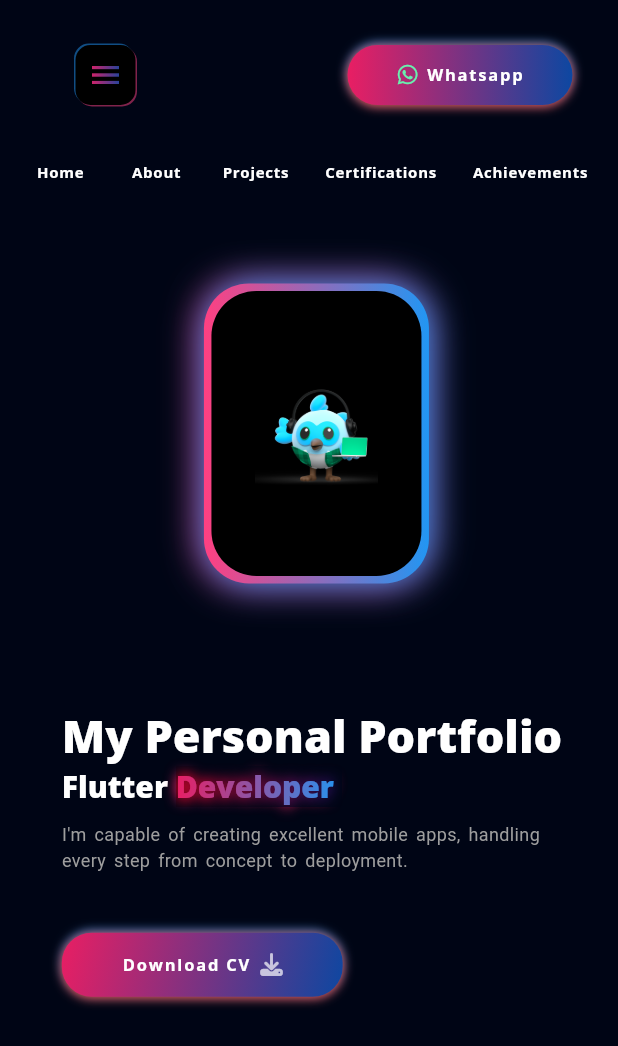
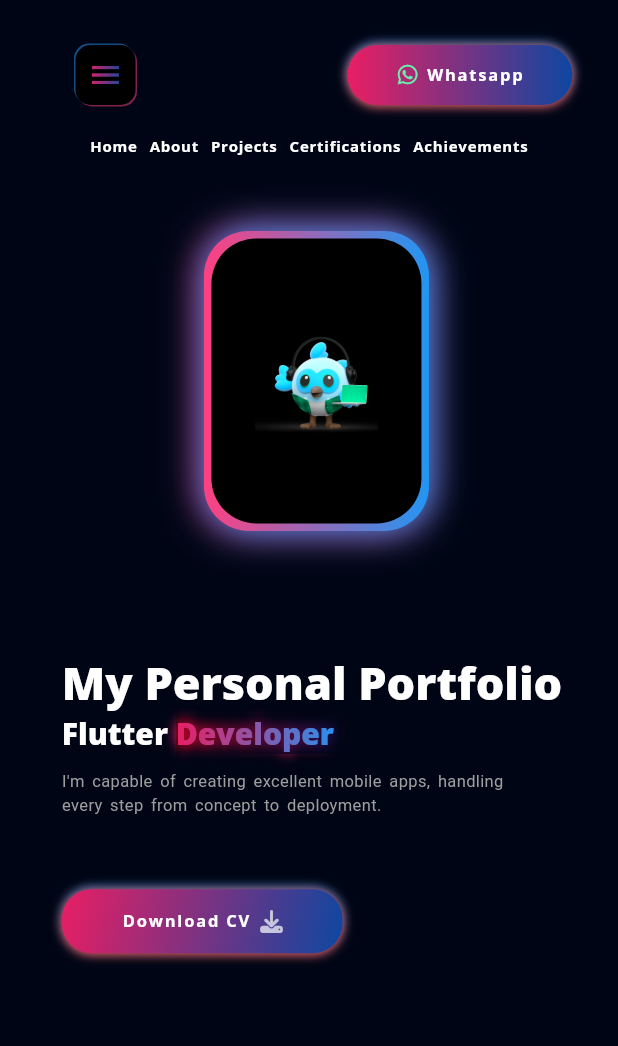
Before and after one commit to Brijesh-gangwar/portfolio, a Flutter app: the screen it shows after launch, on a phone screen of 412 x 824 dp. Shown: the top 1046 px of the screen. Run offline on Flutter 3.47's test engine with Material 3 defaults, Android fonts, the light colour scheme and no system bars; our stand-ins replace flutter_svg, font_awesome_flutter, get, google_fonts, photo_view.

Commit message:
navbar fix

```diff
--- a/lib/view/intro/components/intro_body.dart
+++ b/lib/view/intro/components/intro_body.dart
@@ -54,13 +54,16 @@ class IntroBody extends StatelessWidget {
               const Responsive(
                 desktop: AnimatedDescriptionText(start: 14, end: 15),
                 largeMobile: AnimatedDescriptionText(start: 14, end: 12),
-                mobile: AnimatedDescriptionText(start: 14, end: 12),
+                mobile: AnimatedDescriptionText(start: 14, end: 11),
                 tablet: AnimatedDescriptionText(start: 17, end: 14),
               ),
               const SizedBox(
                 height: defaultPadding * 2,
               ),
-              const DownloadButton(),
+              Padding(
+                padding: const EdgeInsets.only(top: 8 , bottom: defaultPadding),
+                child: const DownloadButton(),
+              ),
             ],
           ),
         ),
--- a/lib/view/main/components/navigation_button.dart
+++ b/lib/view/main/components/navigation_button.dart
@@ -44,8 +44,9 @@ class NavigationTextButton extends StatelessWidget {
   Widget build(BuildContext context) {
     final defaultStyle = Theme.of(context).textTheme.labelMedium;
 
-    return TextButton(
-      onPressed: onTap,
+    return InkWell(
+              onTap: onTap,
+
         child: Text(
           text,
           style: defaultStyle?.copyWith(
@@ -59,6 +60,7 @@ class NavigationTextButton extends StatelessWidget {
                 color: color ?? Colors.white,
               ),
         ),
+
     );
   }
 }
--- a/lib/view/main/components/navigation_button_list.dart
+++ b/lib/view/main/components/navigation_button_list.dart
@@ -86,10 +86,11 @@ class NavigationButtonList extends StatelessWidget {
   Widget build(BuildContext context) {
     final screenWidth = MediaQuery.of(context).size.width;
 
-    // Smaller font size for narrow screens
     final double navFontSize = screenWidth < 500 ? 10 : 14;
+    final double horizontalSpacing = screenWidth < 500 ? 8 : 16;
 
     final navButtons = Row(
+      mainAxisAlignment: MainAxisAlignment.spaceEvenly,
       children: [
         NavigationTextButton(
           onTap: () => controller.animateToPage(0,
@@ -98,6 +99,7 @@ class NavigationButtonList extends StatelessWidget {
           text: 'Home',
           fontSize: navFontSize,
         ),
+        SizedBox(width: horizontalSpacing),
         NavigationTextButton(
           onTap: () => controller.animateToPage(1,
               duration: const Duration(milliseconds: 500),
@@ -105,6 +107,7 @@ class NavigationButtonList extends StatelessWidget {
           text: 'About',
           fontSize: navFontSize,
         ),
+        SizedBox(width: horizontalSpacing),
         NavigationTextButton(
           onTap: () => controller.animateToPage(2,
               duration: const Duration(milliseconds: 500),
@@ -112,6 +115,7 @@ class NavigationButtonList extends StatelessWidget {
           text: 'Projects',
           fontSize: navFontSize,
         ),
+        SizedBox(width: horizontalSpacing),
         NavigationTextButton(
           onTap: () => controller.animateToPage(3,
               duration: const Duration(milliseconds: 500),
@@ -119,6 +123,7 @@ class NavigationButtonList extends StatelessWidget {
           text: 'Certifications',
           fontSize: navFontSize,
         ),
+        SizedBox(width: horizontalSpacing),
         NavigationTextButton(
           onTap: () => controller.animateToPage(4,
               duration: const Duration(milliseconds: 500),
@@ -133,10 +138,10 @@ class NavigationButtonList extends StatelessWidget {
         ? SingleChildScrollView(
             scrollDirection: Axis.horizontal,
             physics: const BouncingScrollPhysics(),
-            child: ConstrainedBox(
-              constraints: const BoxConstraints(minWidth: 300),
-              child: Padding(
-                padding: const EdgeInsets.symmetric(horizontal: 1),
+            child: Padding(
+              padding: const EdgeInsets.symmetric(horizontal: 0.5),
+              child: ConstrainedBox(
+                constraints: const BoxConstraints(minWidth: 320),
                 child: navButtons,
               ),
             ),
```
Also changed, not shown: 3 other files. Lines whose indentation alone changed are shown as unchanged.
